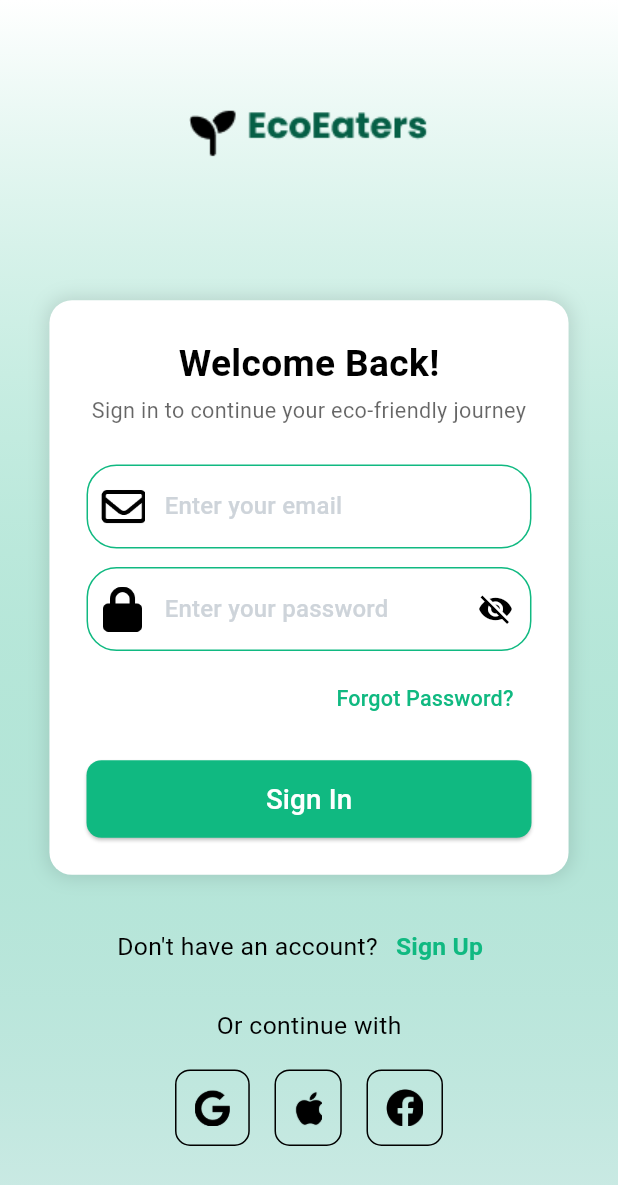
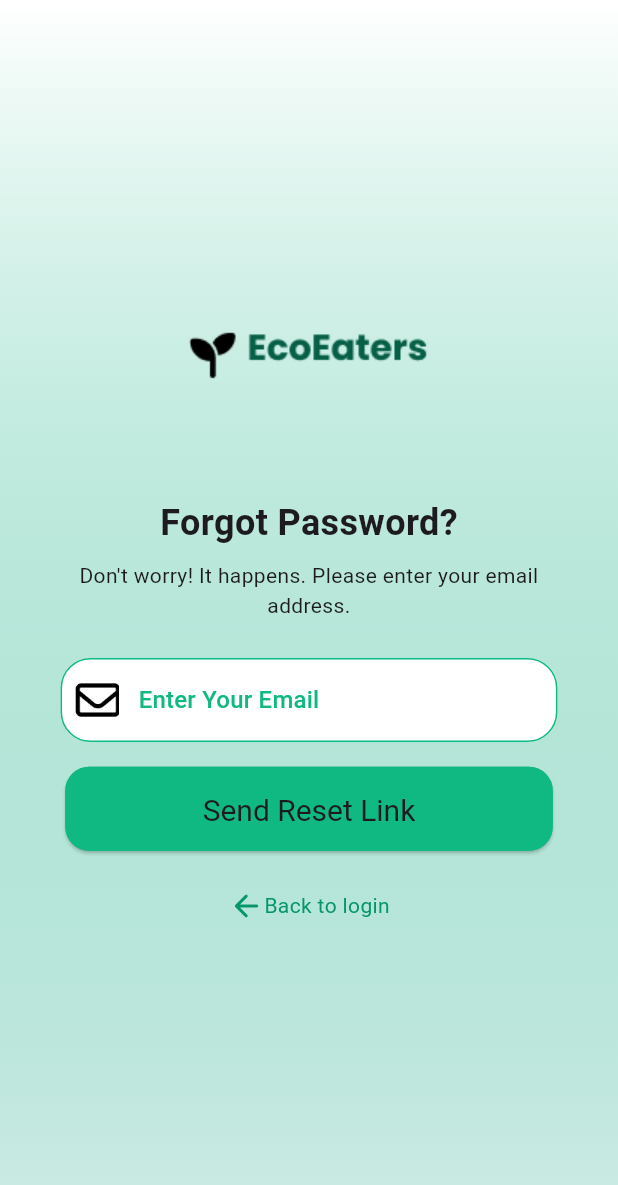
Before and after one commit to Faridaessam1/eco, a Flutter app: the LoginScreen screen opened by its route, after a tap on "Forgot Password?", on a phone screen of 412 x 824 dp. Shown: the top 1185 px of the screen. Run offline on Flutter 3.47's test engine with Material 3 defaults, Android fonts, the phone set to English and light mode, and no system bars; our stand-ins replace animated_custom_dropdown, bot_toast, cloud_firestore, firebase_auth, firebase_core, flutter_easyloading and 3 more; accounts and stored records are empty; generated files the repository leaves out were written again.

Commit message:
finished forgot password ui and logic

```diff
--- a/lib/ui/auth/login_screen.dart
+++ b/lib/ui/auth/login_screen.dart
@@ -1,9 +1,10 @@
 import 'package:eco_eaters_app_3/core/FirebaseServices/firebase_auth.dart';
 import 'package:eco_eaters_app_3/ui/auth/user_type.dart';
+import 'package:eco_eaters_app_3/ui/auth/widget/forgot_password_screen.dart';
 import 'package:firebase_auth/firebase_auth.dart';
-import 'package:flutter/cupertino.dart';
 import 'package:flutter/material.dart';
 import 'package:flutter_easyloading/flutter_easyloading.dart';
+
 import '../../core/constants/app_assets.dart';
 import '../../core/constants/app_colors.dart';
 import '../../core/routes/page_route_names.dart';
@@ -137,11 +138,20 @@ class _LoginScreenState extends State<LoginScreen> {
                             alignment: Alignment.centerRight,
                             child: TextButton(
                               onPressed: () {},
-                              child: Text(
-                                "Forgot Password?",
-                                style: TextStyle(
-                                  color: AppColors.primaryColor,
-                                  fontSize: size.width * 0.035,
+                              child: GestureDetector(
+                                onTap: () {
+                                  navigatorKey.currentState?.push(
+                                    MaterialPageRoute(
+                                        builder: (_) =>
+                                            const ForgotPasswordScreen()),
+                                  );
+                                },
+                                child: Text(
+                                  "Forgot Password?",
+                                  style: TextStyle(
+                                    color: AppColors.primaryColor,
+                                    fontSize: size.width * 0.035,
+                                  ),
                                 ),
                               ),
                             ),
--- /dev/null
+++ b/lib/ui/auth/widget/forgot_password_screen.dart
@@ -0,0 +1,135 @@
+import 'package:eco_eaters_app_3/core/utils/snack_bar_services.dart';
+import 'package:eco_eaters_app_3/core/utils/validation.dart';
+import 'package:eco_eaters_app_3/core/widgets/custom_elevated_button.dart';
+import 'package:eco_eaters_app_3/core/widgets/custom_text_form_field.dart';
+import 'package:eco_eaters_app_3/ui/auth/login_screen.dart';
+import 'package:firebase_auth/firebase_auth.dart';
+import 'package:flutter/material.dart';
+
+import '../../../core/constants/app_assets.dart';
+import '../../../core/constants/app_colors.dart';
+import '../../../main.dart';
+
+class ForgotPasswordScreen extends StatefulWidget {
+  const ForgotPasswordScreen({super.key});
+
+  @override
+  State<ForgotPasswordScreen> createState() => _ForgotPasswordScreenState();
+}
+
+class _ForgotPasswordScreenState extends State<ForgotPasswordScreen> {
+  @override
+  Widget build(BuildContext context) {
+    final size = MediaQuery.of(context).size;
+    final GlobalKey<FormState> _formKey = GlobalKey<FormState>();
+    final TextEditingController emailController = TextEditingController();
+
+    return Scaffold(
+        body: Container(
+      width: double.infinity,
+      padding: EdgeInsets.symmetric(
+        horizontal: size.width * 0.098,
+        vertical: size.height * 0.01,
+      ),
+      decoration: BoxDecoration(
+        gradient: LinearGradient(
+          colors: [Colors.white, AppColors.primaryColor.withOpacity(0.2)],
+          begin: Alignment.topCenter,
+          end: Alignment.bottomCenter,
+        ),
+      ),
+      child: Form(
+        key: _formKey,
+        child: Column(
+          mainAxisAlignment: MainAxisAlignment.center,
+          crossAxisAlignment: CrossAxisAlignment.center,
+          children: [
+            Image.asset(AppAssets.appLogo, height: size.height * 0.07),
+            SizedBox(height: size.height * 0.08),
+            const Text(
+              "Forgot Password?",
+              style: TextStyle(
+                fontSize: 24,
+                fontWeight: FontWeight.w700,
+              ),
+            ),
+            SizedBox(height: size.height * 0.01),
+            const Text(
+              "Don't worry! It happens. Please enter your email address.",
+              textAlign: TextAlign.center,
+              style: TextStyle(
+                fontSize: 14,
+                fontWeight: FontWeight.w400,
+              ),
+            ),
+            SizedBox(height: size.height * 0.03),
+            CustomTextFormField(
+              controller: emailController,
+              validator: Validations.validateEmail,
+              hintText: "Enter Your Email",
+              iconPath: AppAssets.emailIcon,
+              iconColor: AppColors.black,
+              filledColor: AppColors.white,
+            ),
+            SizedBox(height: size.height * 0.02),
+            CustomElevatedButton(
+              buttonColor: AppColors.primaryColor,
+              text: "Send Reset Link",
+              onPressed: () async {
+                if (_formKey.currentState!.validate()) {
+                  try {
+                    await resetPassword(emailController.text.trim());
+                    SnackBarServices.showSuccessMessage(
+                        "Reset link sent! Check your email.");
+
+                    await Future.delayed(Duration(seconds: 2));
+
+                    navigatorKey.currentState?.pushReplacement(
+                      MaterialPageRoute(builder: (_) => LoginScreen()),
+                    );
+                  } catch (e) {
+                    SnackBarServices.showErrorMessage("Something went wrong!");
+                  }
+                }
+              },
+              width: 325,
+            ),
+            SizedBox(height: size.height * 0.03),
+            Row(
+              mainAxisAlignment: MainAxisAlignment.center,
+              children: [
+                const Icon(
+                  Icons.arrow_back_rounded,
+                  color: AppColors.green,
+                ),
+                GestureDetector(
+                  onTap: () {
+                    navigatorKey.currentState?.push(
+                      MaterialPageRoute(builder: (_) => LoginScreen()),
+                    );
+                  },
+                  child: const Text(
+                    "Back to login",
+                    style: TextStyle(
+                      color: AppColors.green,
+                      fontSize: 14,
+                      fontWeight: FontWeight.w400,
+                    ),
+                  ),
+                ),
+              ],
+            )
+          ],
+        ),
+      ),
+    ));
+  }
+
+  static Future<void> resetPassword(String email) async {
+    try {
+      await FirebaseAuth.instance.sendPasswordResetEmail(email: email);
+    } catch (e) {
+      print(e);
+    }
+  }
+}
```
Also changed, not shown: pubspec.lock.
